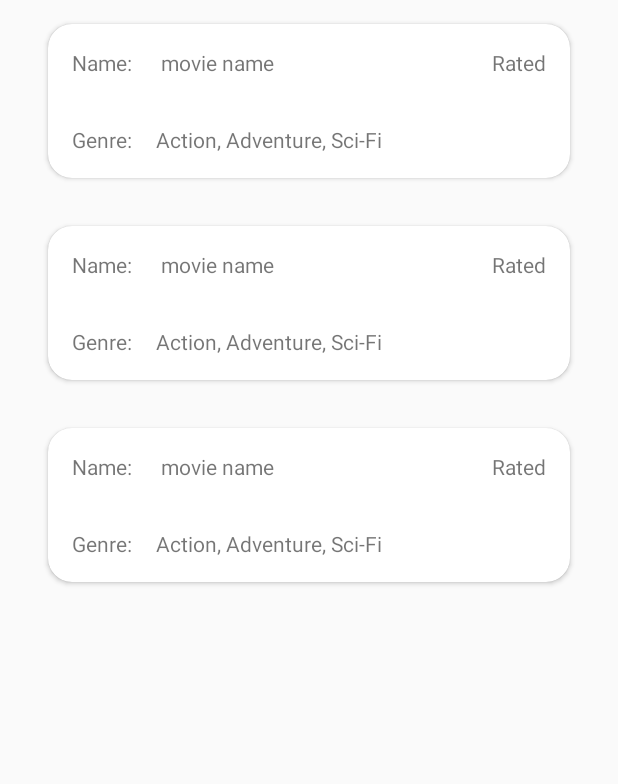
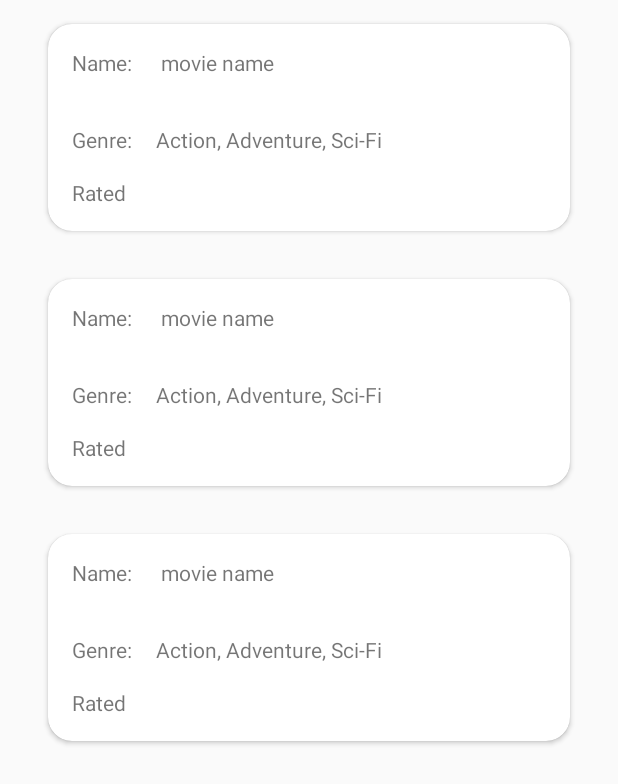
Before and after one commit to NeoCat98/EVLabo3_PDM, an Android app: the layout fragment_movie_list.xml on its own in the app's theme, with its tools: preview values and no code run, on a phone screen of 412 x 824 dp. Shown: the top 784 px of the screen. Run offline under Robolectric (Android 15) with nearby library versions, the phone set to English and light mode, and no system bars.

Commit message:
cambio en layout

```diff
--- a/app/src/main/res/layout/fragment_movie.xml
+++ b/app/src/main/res/layout/fragment_movie.xml
@@ -24,11 +24,7 @@
                           android:text="movie name"
                           android:id="@+id/tv_name_fragment"
                           android:layout_height="wrap_content"/>
-                <TextView android:layout_width="match_parent"
-                          android:gravity="right"
-                          android:text="Rated"
-                          android:id="@+id/tv_rating_fragment"
-                          android:layout_height="wrap_content"/>
+
             </LinearLayout>
             <LinearLayout android:layout_width="match_parent"
                           android:layout_margin="@dimen/text_margin"
@@ -42,6 +38,13 @@
                           android:text="Action, Adventure, Sci-Fi"
                           android:layout_height="wrap_content"/>
             </LinearLayout>
+            <TextView android:layout_width="match_parent"
+                      android:gravity="left"
+                      android:layout_marginLeft="@dimen/text_margin"
+                      android:layout_marginBottom="@dimen/text_margin"
+                      android:text="Rated"
+                      android:id="@+id/tv_rating_fragment"
+                      android:layout_height="wrap_content"/>
         </LinearLayout>
 
 
```
